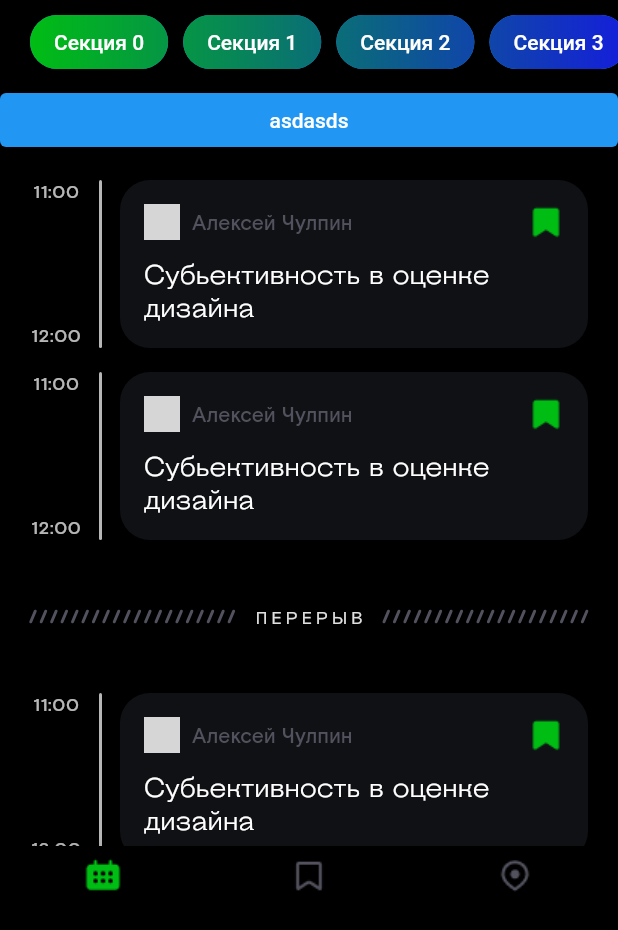
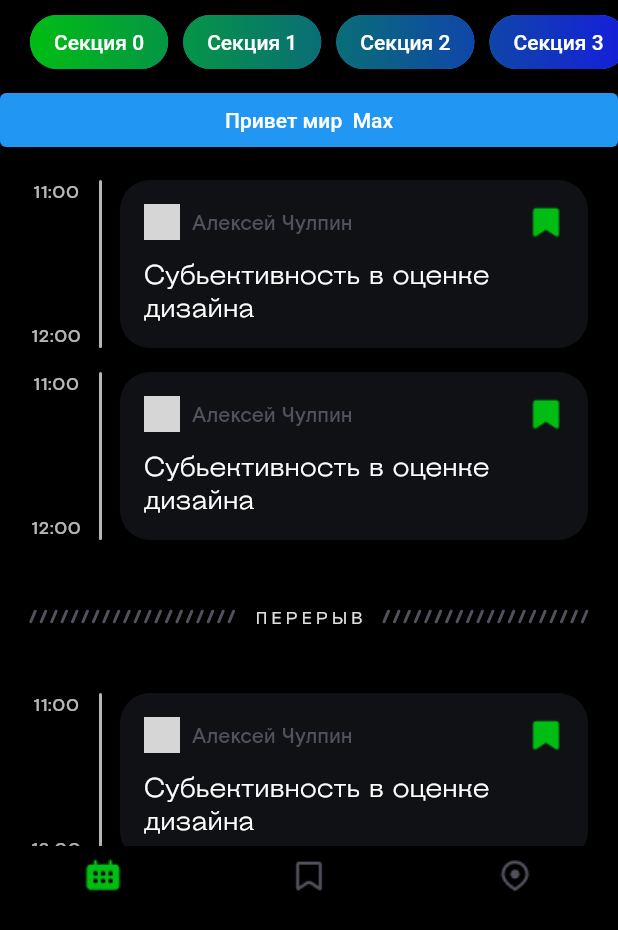
Before and after one commit to JonFir/flutter-fest, a Flutter app: the screen it shows after launch, on a phone screen of 412 x 824 dp, the part 306-1236 px from its top. Run offline on Flutter 3.47's test engine with Material 2 defaults, Android fonts, the phone set to English and light mode, and no system bars; generated files the repository leaves out were written again; network calls fail; grey boxes are pictures that could not be loaded.

Commit message:
localization

```diff
--- /dev/null
+++ b/l10n.yaml
@@ -0,0 +1,2 @@
+arb-dir: lib/l10n
+output-localization-file: app_localizations.dart
--- a/lib/application/ui/my_app/my_app.dart
+++ b/lib/application/ui/my_app/my_app.dart
@@ -2,6 +2,8 @@ import 'package:flutter/material.dart';
 import 'package:flutter_fest/application/ui/navigation/main_navigation.dart';
 import 'package:flutter_fest/application/ui/themes/app_theme.dart';
 import 'package:flutter_fest/application/ui/widgets/top_notifications/top_notification_manager.dart';
+import 'package:flutter_gen/gen_l10n/app_localizations.dart';
+import 'package:flutter_localizations/flutter_localizations.dart';
 
 class MyApp extends StatelessWidget {
   final mainNavigation = MainNavigation();
@@ -15,6 +17,19 @@ class MyApp extends StatelessWidget {
       routes: mainNavigation.routes,
       onGenerateRoute: mainNavigation.onGenerateRoute,
       builder: (_, child) => TopNotificationManagerWidget(child: child),
+      localizationsDelegates: const [
+        AppLocalizations.delegate, // Add this line
+        GlobalMaterialLocalizations.delegate,
+        GlobalWidgetsLocalizations.delegate,
+        GlobalCupertinoLocalizations.delegate,
+      ],
+      supportedLocales: const [
+        Locale('en', ''), // English, no country code
+        Locale('ru', ''), // Spanish, no country code
+      ],
+      localeResolutionCallback: (locale, supportedLocales) {
+        return Locale('ru', '');
+      },
     );
   }
 }
--- a/lib/application/ui/screens/main_tabs/schedule_widget.dart
+++ b/lib/application/ui/screens/main_tabs/schedule_widget.dart
@@ -4,6 +4,7 @@ import 'package:flutter_fest/application/ui/widgets/dialogs/dialog_widget.dart';
 import 'package:flutter_fest/application/ui/widgets/shedule_row/schedule_row_break_widget.dart';
 import 'package:flutter_fest/application/ui/widgets/shedule_row/schedule_row_widget.dart';
 import 'package:flutter_fest/resources/resources.dart';
+import 'package:flutter_gen/gen_l10n/app_localizations.dart';
 
 class ScheduleWidget extends StatelessWidget {
   const ScheduleWidget({Key? key}) : super(key: key);
@@ -38,7 +39,7 @@ class ScheduleWidget extends StatelessWidget {
               onPressed: () {
                 showOverlay(context);
               },
-              child: const Text("asdasds"),
+              child: Text(AppLocalizations.of(context)!.helloWorld("Max")),
             ),
           ),
           SliverList(
--- a/pubspec.yaml
+++ b/pubspec.yaml
@@ -23,6 +23,9 @@ environment:
 dependencies:
   flutter:
     sdk: flutter
+  flutter_localizations:
+    sdk: flutter
+  intl: ^0.17.0
   flutter_lints: ^1.0.4
   provider: ^6.0.0
   json_annotation: ^4.0.0
@@ -43,6 +46,7 @@ flutter:
   # The following line ensures that the Material Icons font is
   # included with your application, so that you can use the icons in
   # the material Icons class.
+  generate: true
   uses-material-design: true
 
   assets:
```
Also changed, not shown: lib/l10n/app_en.arb (added, +13 -0 lines), lib/l10n/app_ru.arb (added, +12 -0 lines), pubspec.lock.
